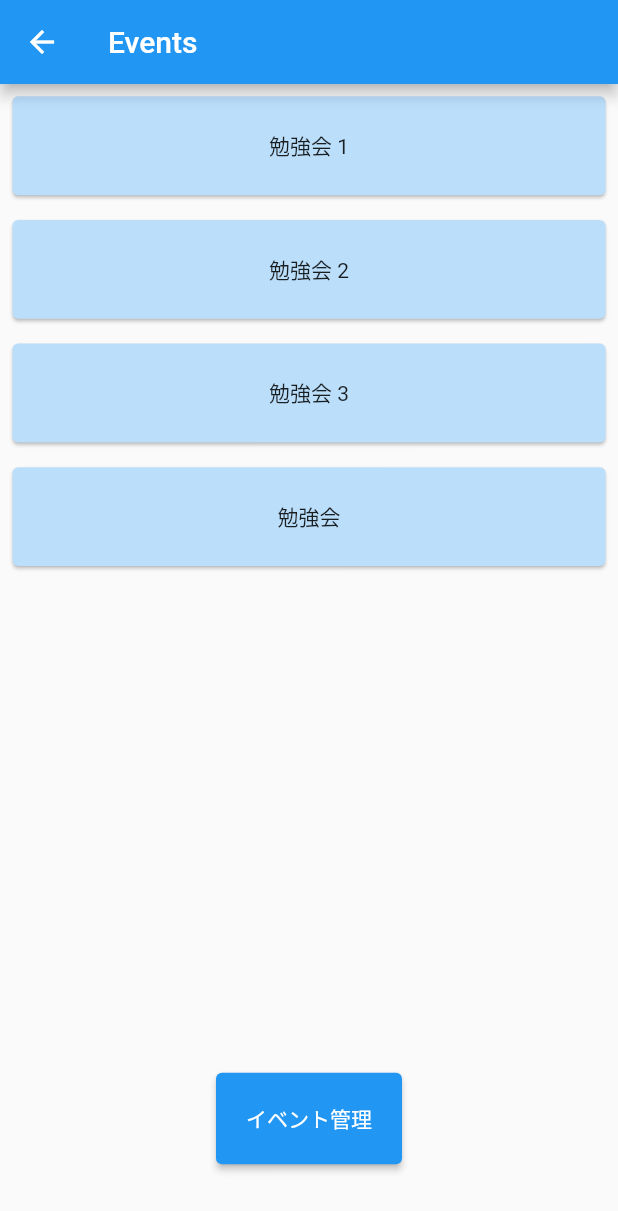
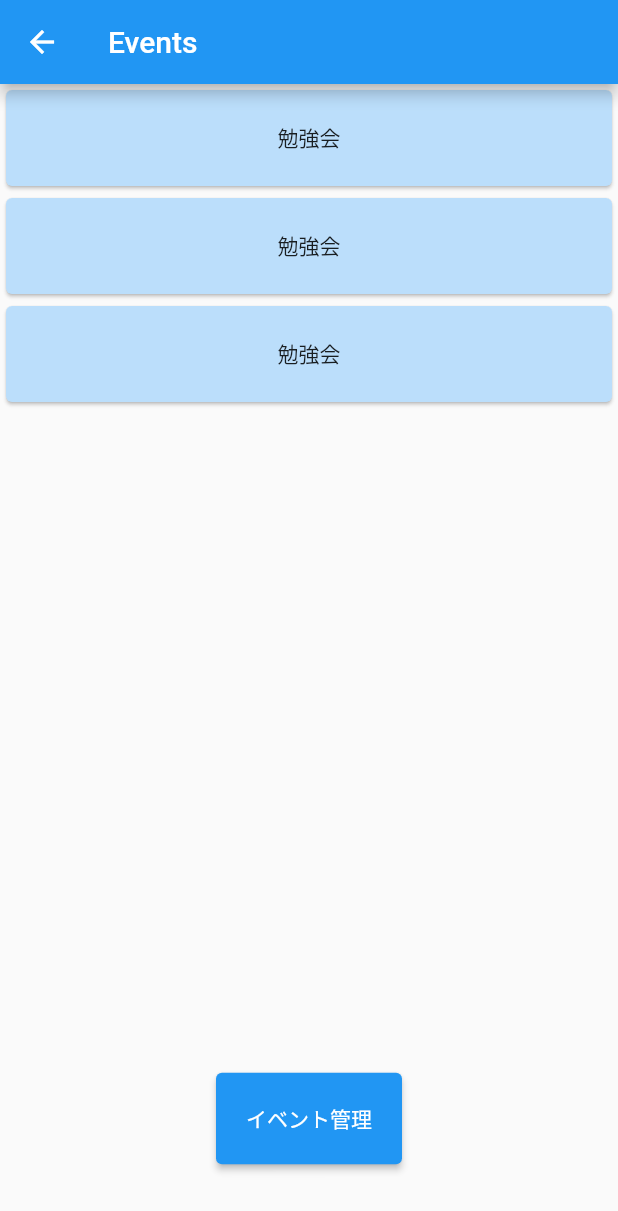
Before and after one commit to yotubarail/flutter_alpha, a Flutter app: the Events screen opened by its route, on a phone screen of 412 x 824 dp. Shown: the top 1211 px of the screen. Run offline on Flutter 3.47's test engine with Material 2 defaults, Android fonts, the phone set to English and light mode, and no system bars.

Commit message:
for文で回す記述に変更

```diff
--- a/lib/main.dart
+++ b/lib/main.dart
@@ -66,6 +66,20 @@ class Events extends StatefulWidget {
   @override
   _EventsState createState() => _EventsState();
 
+  List<Card> createEventList(BuildContext context) {
+    final eventList = <Card>[];
+    for (var i = 0; i < 3; i++) {
+      final c = createEventCard(
+          context: context,
+          cardMargin: 4,
+          cardHeight: 64,
+          eventTitle: '勉強会',
+          eventDescription: '勉強会詳細');
+      eventList.add(c);
+    }
+    return eventList;
+  }
+
   Card createEventCard({
     required BuildContext context,
     required double cardMargin,
@@ -103,8 +117,8 @@ class _EventsState extends State<Events> {
   Widget build(BuildContext context) {
     final deviceHeight = MediaQuery.of(context).size.height;
     final listAreaHeight = deviceHeight * 0.8;
-    final listItemHeight = deviceHeight * 0.08;
-    final listItemMargin = deviceHeight * 0.01;
+    // final listItemHeight = deviceHeight * 0.08;
+    // final listItemMargin = deviceHeight * 0.01;
 
     return Scaffold(
       appBar: AppBar(
@@ -115,79 +129,79 @@ class _EventsState extends State<Events> {
         children: [
           SizedBox(
             height: listAreaHeight,
-            child: ListView(
-              children: <Widget>[
-                Card(
-                  margin: EdgeInsets.all(listItemMargin),
-                  color: Colors.blue[100],
-                  child: InkWell(
-                    onTap: () {
-                      Navigator.of(context).pushNamed(
-                        '/detail',
-                        arguments: EventArguments(
-                          title: '勉強会1',
-                          description: '勉強会1の詳細',
-                        ),
-                      );
-                    },
-                    child: SizedBox(
-                      height: listItemHeight,
-                      child: const Center(
-                        child: Text('勉強会 1'),
-                      ),
-                    ),
-                  ),
+            child: ListView(children: widget.createEventList(context)
+                // children: [
+                //   Card(
+                //     margin: EdgeInsets.all(listItemMargin),
+                //     color: Colors.blue[100],
+                //     child: InkWell(
+                //       onTap: () {
+                //         Navigator.of(context).pushNamed(
+                //           '/detail',
+                //           arguments: EventArguments(
+                //             title: '勉強会1',
+                //             description: '勉強会1の詳細',
+                //           ),
+                //         );
+                //       },
+                //       child: SizedBox(
+                //         height: listItemHeight,
+                //         child: const Center(
+                //           child: Text('勉強会 1'),
+                //         ),
+                //       ),
+                //     ),
+                //   ),
+                //   Card(
+                //     margin: EdgeInsets.all(listItemMargin),
+                //     color: Colors.blue[100],
+                //     child: InkWell(
+                //       onTap: () {
+                //         Navigator.of(context).pushNamed(
+                //           '/detail',
+                //           arguments: EventArguments(
+                //             title: '勉強会2',
+                //             description: '勉強会2の詳細',
+                //           ),
+                //         );
+                //       },
+                //       child: SizedBox(
+                //         height: listItemHeight,
+                //         child: const Center(
+                //           child: Text('勉強会 2'),
+                //         ),
+                //       ),
+                //     ),
+                //   ),
+                //   Card(
+                //     margin: EdgeInsets.all(listItemMargin),
+                //     color: Colors.blue[100],
+                //     child: InkWell(
+                //       onTap: () {
+                //         Navigator.of(context).pushNamed(
+                //           '/detail',
+                //           arguments: EventArguments(
+                //             title: '勉強会3',
+                //             description: '勉強会3の詳細',
+                //           ),
+                //         );
+                //       },
+                //       child: SizedBox(
+                //         height: listItemHeight,
+                //         child: const Center(
+                //           child: Text('勉強会 3'),
+                //         ),
+                //       ),
+                //     ),
+                //   ),
+                //   widget.createEventCard(
+                //       context: context,
+                //       cardMargin: listItemMargin,
+                //       cardHeight: listItemHeight,
+                //       eventTitle: '勉強会',
+                //       eventDescription: '勉強会の詳細'),
+                // ],
                 ),
-                Card(
-                  margin: EdgeInsets.all(listItemMargin),
-                  color: Colors.blue[100],
-                  child: InkWell(
-                    onTap: () {
-                      Navigator.of(context).pushNamed(
-                        '/detail',
-                        arguments: EventArguments(
-                          title: '勉強会2',
-                          description: '勉強会2の詳細',
-                        ),
-                      );
-                    },
-                    child: SizedBox(
-                      height: listItemHeight,
-                      child: const Center(
-                        child: Text('勉強会 2'),
-                      ),
-                    ),
-                  ),
-                ),
-                Card(
-                  margin: EdgeInsets.all(listItemMargin),
-                  color: Colors.blue[100],
-                  child: InkWell(
-                    onTap: () {
-                      Navigator.of(context).pushNamed(
-                        '/detail',
-                        arguments: EventArguments(
-                          title: '勉強会3',
-                          description: '勉強会3の詳細',
-                        ),
-                      );
-                    },
-                    child: SizedBox(
-                      height: listItemHeight,
-                      child: const Center(
-                        child: Text('勉強会 3'),
-                      ),
-                    ),
-                  ),
-                ),
-                widget.createEventCard(
-                    context: context,
-                    cardMargin: listItemMargin,
-                    cardHeight: listItemHeight,
-                    eventTitle: '勉強会',
-                    eventDescription: '勉強会の詳細'),
-              ],
-            ),
           ),
           ElevatedButton(
             onPressed: () {},
```
